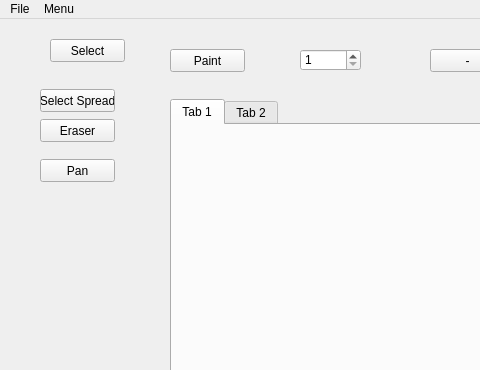
Above: paintProgram/mainwindow.ui from ElliotHarding/paintProgram before the change; both pictures show x 0 to 480 and y 0 to 370 of the 800 by 600 pixel window. Below: the same form after it.
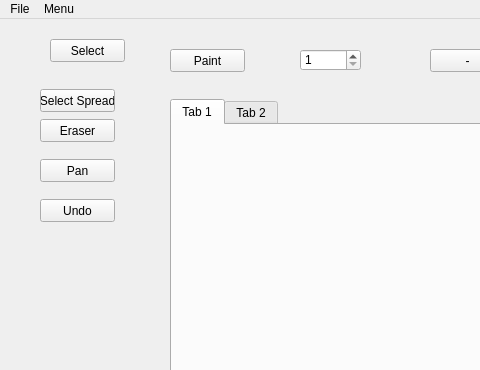
That is the form after the change.

Commit message: Added undo ability

```diff
--- a/paintProgram/mainwindow.ui
+++ b/paintProgram/mainwindow.ui
@@ -141,6 +141,19 @@
      <string>Pan</string>
     </property>
    </widget>
+   <widget class="QPushButton" name="btn_undo">
+    <property name="geometry">
+     <rect>
+      <x>40</x>
+      <y>180</y>
+      <width>75</width>
+      <height>23</height>
+     </rect>
+    </property>
+    <property name="text">
+     <string>Undo</string>
+    </property>
+   </widget>
   </widget>
   <widget class="QMenuBar" name="menubar">
    <property name="geometry">
```
The commit also changes 4 other files.
